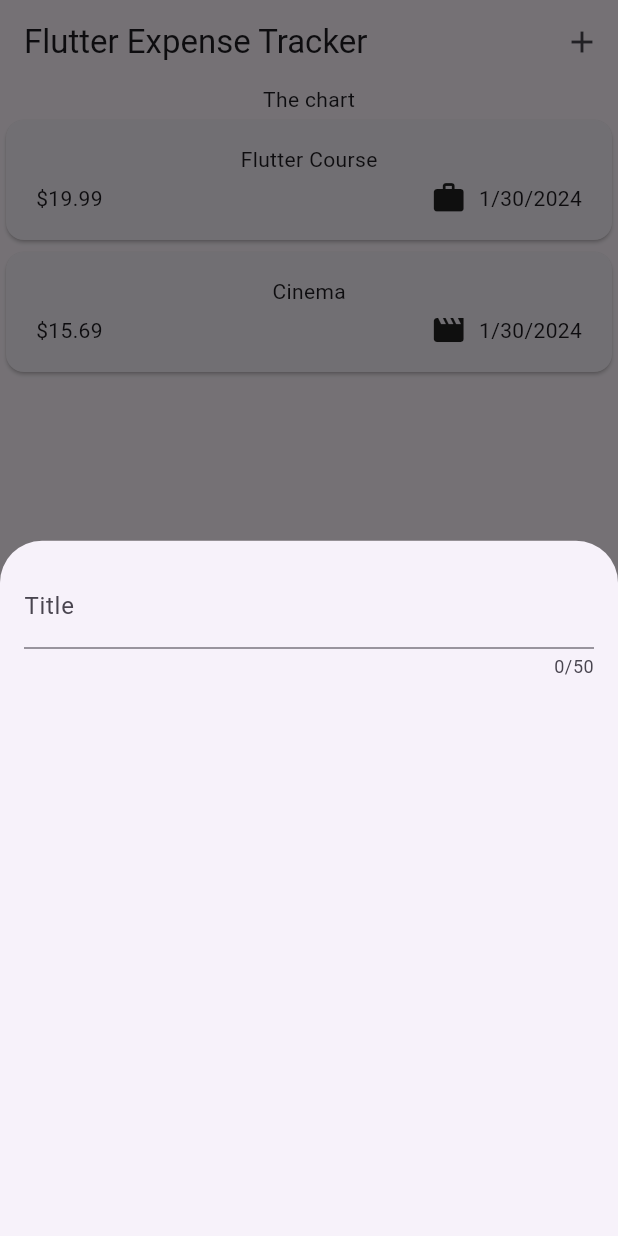
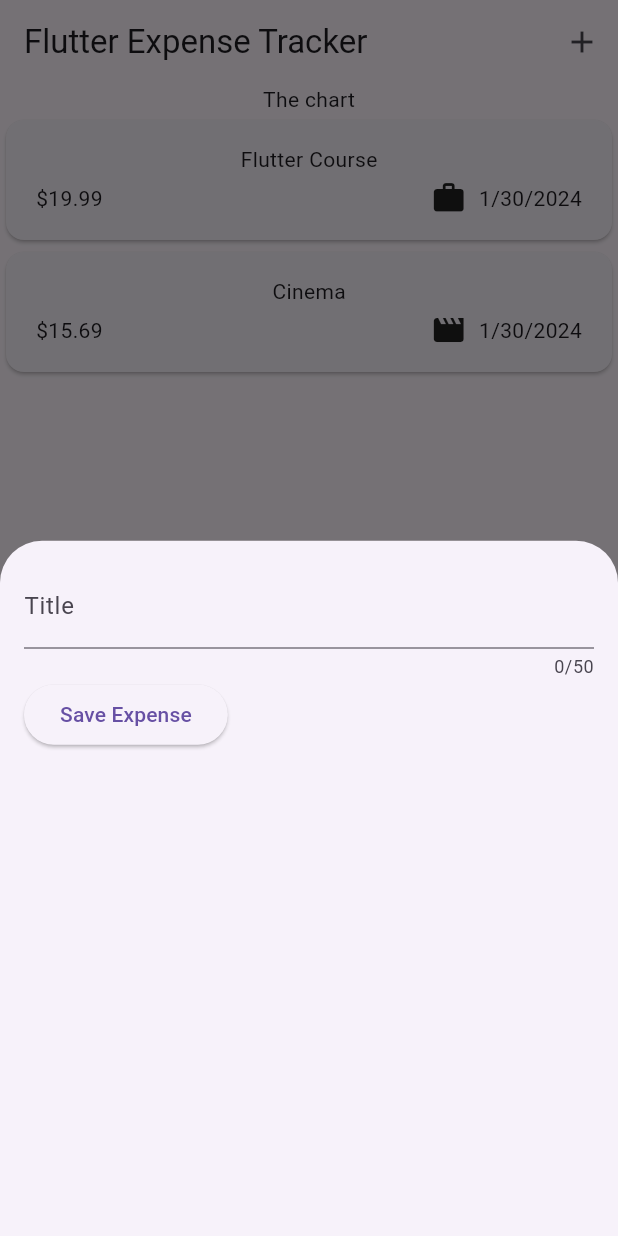
Before and after one commit to adala-wanyande/flutter-expense-tracker, a Flutter app: the screen it shows after launch, after a tap on the "add" icon, on a phone screen of 412 x 824 dp. Run offline on Flutter 3.47's test engine with Material 3 defaults, Android fonts, the phone set to English and light mode, and no system bars.

Commit message:
feat: get user input on every keystroke

```diff
--- a/lib/widgets/new_expense.dart
+++ b/lib/widgets/new_expense.dart
@@ -10,18 +10,33 @@ class NewExpense extends StatefulWidget {
 }
 
 class _NewExpenseState extends State<NewExpense> {
+  var _enteredTitle = '';
+
+  void _saveTitleInput(String inputValue) {
+    _enteredTitle = inputValue;
+  }
+
   @override
   Widget build(BuildContext context) {
-    return const Padding(
-        padding: EdgeInsets.all(16),
+    return Padding(
+        padding: const EdgeInsets.all(16),
         child: Column(
           children: [
             TextField(
+              onChanged: _saveTitleInput,
               maxLength: 50,
-              decoration: InputDecoration(
+              decoration: const InputDecoration(
                 label: Text('Title'),
               ),
             ),
+            Row(children: [
+              ElevatedButton(
+                onPressed: () {
+                  print(_enteredTitle);
+                },
+                child: const Text('Save Expense'),
+              )
+            ])
           ],
         ));
   }
```
